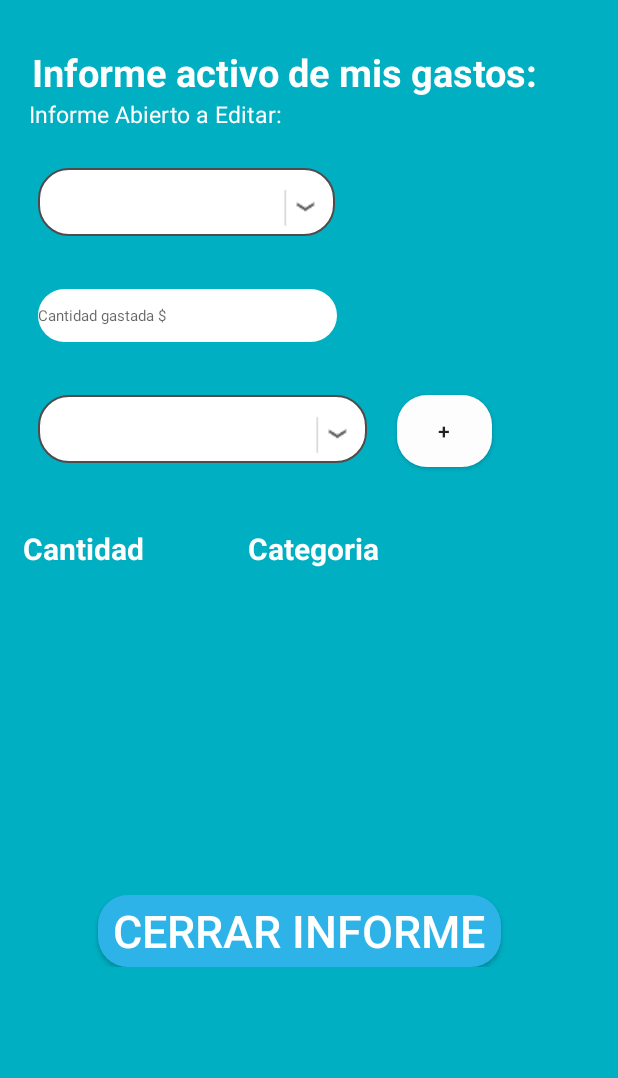
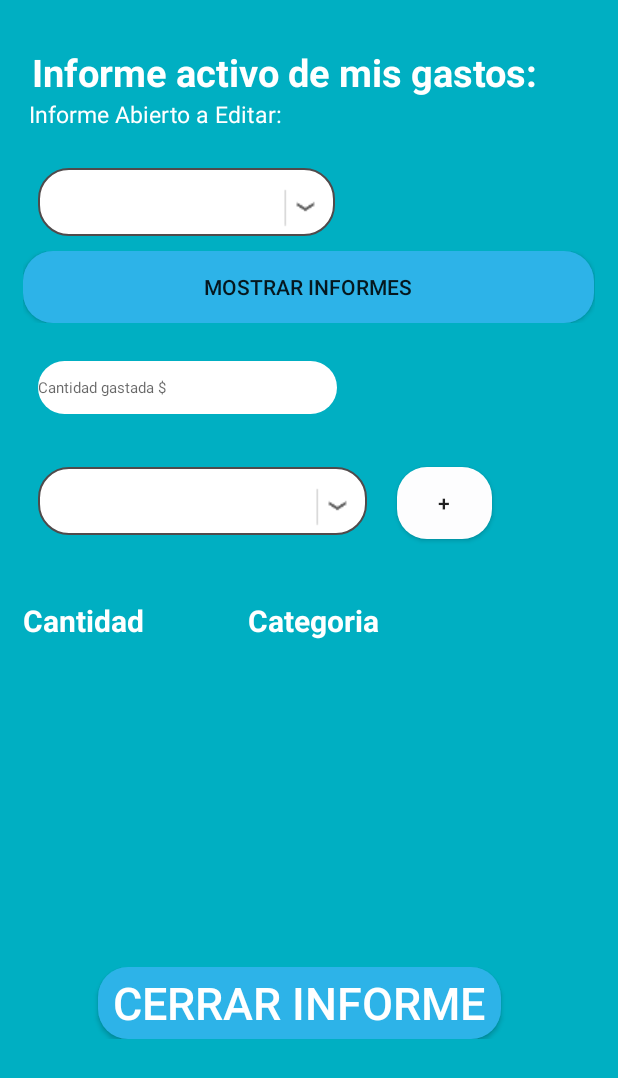
Before and after one commit to Albertopls/MyApp-master2, an Android app: the layout fragment_fragment_gastos.xml on its own in the app's theme, with its tools: preview values and no code run, on a phone screen of 412 x 824 dp. Shown: the top 1078 px of the screen. Run offline under Robolectric (Android 15) with nearby library versions, the phone set to English and light mode, and no system bars.

Commit message:
Spinner informe, gastos.

```diff
--- a/app/src/main/res/layout/activity_agregar_tarjeta.xml
+++ b/app/src/main/res/layout/activity_agregar_tarjeta.xml
@@ -58,7 +58,7 @@
                     android:ems="10"
                     android:hint="Número de tarjeta"
                     android:inputType="number"
-                    android:maxLength="16"/>
+                    android:maxLength="14"/>
 
 
             </LinearLayout>
--- a/app/src/main/res/layout/fragment_fragment_gastos.xml
+++ b/app/src/main/res/layout/fragment_fragment_gastos.xml
@@ -22,16 +22,23 @@
             android:layout_marginTop="15dp"
             android:orientation="vertical">
 
+            <LinearLayout
+                android:layout_width="match_parent"
+                android:layout_height="match_parent"
+                android:layout_weight="0.78"
+                android:orientation="horizontal">
+
                 <TextView
                     android:id="@+id/text_nuevoinforme2"
                     android:layout_width="match_parent"
                     android:layout_height="wrap_content"
                     android:layout_gravity="center_vertical"
-                android:layout_weight="0.78"
+                    android:layout_weight="1"
                     android:text=" Informe activo de mis gastos: "
                     android:textColor="#FFFFFF"
                     android:textSize="25sp"
                     android:textStyle="bold" />
+            </LinearLayout>
 
             <TextView
                 android:id="@+id/text_nombreinforme"
@@ -52,10 +59,26 @@
                     style="@style/Spinner_style"
                     android:layout_width="120dp"
                     android:layout_height="wrap_content"
-                    android:layout_weight="0.63"
+                    android:layout_weight="1553.09"
                     android:ems="10"
-                    android:hint="Selleciona Informe Abierto $"
+                    android:hint="Seleciona Informe Abierto $"
                     android:inputType="number" />
+
+            </LinearLayout>
+
+            <LinearLayout
+                android:layout_width="match_parent"
+                android:layout_height="match_parent"
+                android:layout_weight="0.78"
+                android:orientation="horizontal">
+
+                <Button
+                    android:id="@+id/button_mostrar_informes"
+                    android:layout_width="50dp"
+                    android:layout_height="wrap_content"
+                    android:layout_weight="0.73"
+                    android:background="@drawable/button_submit"
+                    android:text="Mostrar informes" />
             </LinearLayout>
 
             <LinearLayout
```
Also changed, not shown: app/src/main/java/com/example/eduardopalacios/myapp/ConsultarInformesRequest.java (added, +32 -0 lines), app/src/main/java/com/example/eduardopalacios/myapp/FragmentAgregarTarjeta.java (+5 -5 lines), app/src/main/java/com/example/eduardopalacios/myapp/FragmentAhorrar.java (+20 -6 lines), app/src/main/java/com/example/eduardopalacios/myapp/FragmentGastos.java (+221 -28 lines). Lines whose indentation alone changed are shown as unchanged.
